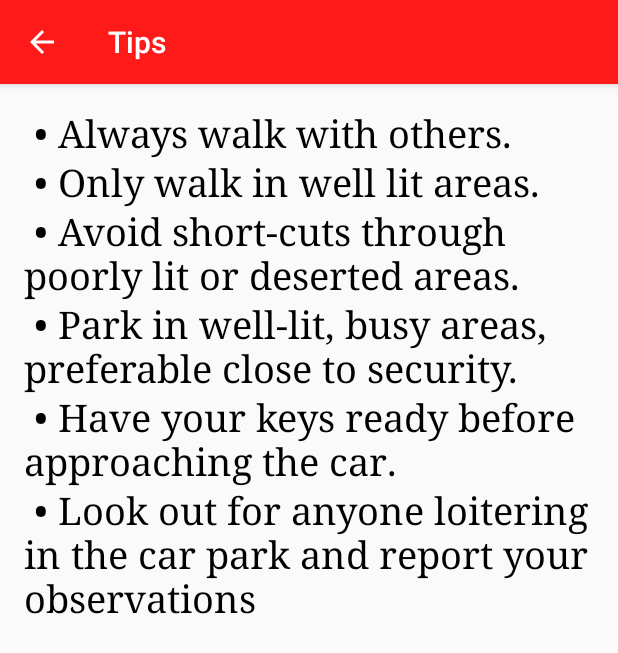
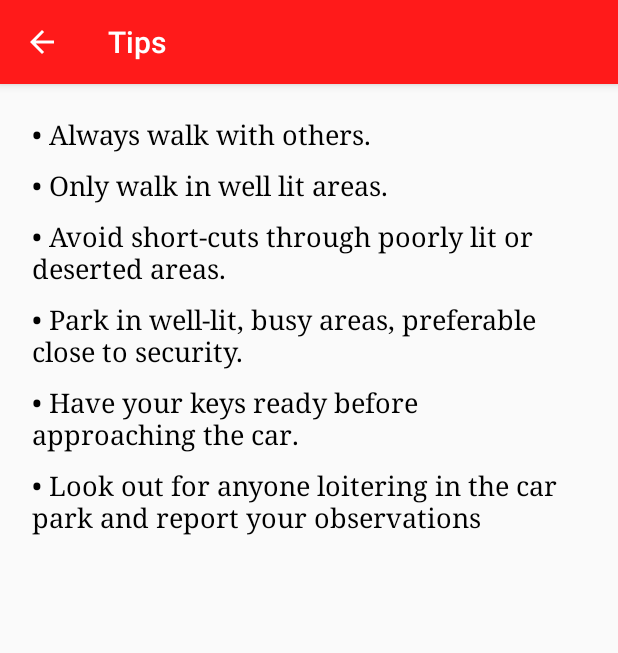
Before and after one commit to megan16/UserFrontend-project, an Android app: the TipsActivity screen opened directly, with no data from a screen before it, on a phone screen of 412 x 824 dp. Shown: the top 653 px of the screen. Run offline under Robolectric (Android 15) with nearby library versions, the phone set to English and light mode, and no system bars.

Commit message:
fixedBkBtn and tips text size
fixed on backpressed for those who actually have a backbutton

```diff
--- a/UWICommunity/app/src/main/java/com/example/megan/uwicommunity/EmergencyContact.java
+++ b/UWICommunity/app/src/main/java/com/example/megan/uwicommunity/EmergencyContact.java
@@ -76,9 +76,9 @@ public class EmergencyContact extends AppCompatActivity {
         // automatically handle clicks on the Home/Up button, so long
         // as you specify a parent activity in AndroidManifest.xml.
 
-        Intent intent=new Intent(getApplicationContext(),SafetyActivity.class);
-        startActivity(intent);
-        finish();
+        //Intent intent=new Intent(getApplicationContext(),SafetyActivity.class);
+        //startActivity(intent);
+        this.finish();
         return true;
     }
 
--- a/UWICommunity/app/src/main/java/com/example/megan/uwicommunity/EscortActivity.java
+++ b/UWICommunity/app/src/main/java/com/example/megan/uwicommunity/EscortActivity.java
@@ -203,9 +203,9 @@ public class EscortActivity extends AppCompatActivity  {
         // automatically handle clicks on the Home/Up button, so long
         // as you specify a parent activity in AndroidManifest.xml.
 
-        Intent intent=new Intent(getApplicationContext(),SafetyActivity.class);
-        startActivity(intent);
-        finish();
+        //Intent intent=new Intent(getApplicationContext(),SafetyActivity.class);
+        //startActivity(intent);
+        this.finish();
         return true;
 
        // return super.onOptionsItemSelected(item);
--- a/UWICommunity/app/src/main/res/layout/content_escort.xml
+++ b/UWICommunity/app/src/main/res/layout/content_escort.xml
@@ -110,7 +110,7 @@
             android:layout_width="wrap_content"
             android:layout_height="wrap_content"
             android:text="@string/wlkbddyBtn"
-            android:layout_marginBottom="50dp"
+            android:layout_marginBottom="75dp"
             android:layout_gravity="center_horizontal|bottom"
             android:background="@drawable/round_edges_button"
             android:padding="10dp"
--- a/UWICommunity/app/src/main/res/layout/list_rows.xml
+++ b/UWICommunity/app/src/main/res/layout/list_rows.xml
@@ -1,11 +1,12 @@
 <?xml version="1.0" encoding="utf-8"?>
 
-    <TextView xmlns:android="http://schemas.android.com/apk/res/android"
-        android:layout_width="match_parent"
-        android:layout_height="match_parent"
-        android:textSize="25dp"
-        android:typeface="serif"
-        android:textColor="#000000"
-
-        />
-<!-- TODO: add in some bullets as image view to text aligns better -->
+        <TextView xmlns:android="http://schemas.android.com/apk/res/android"
+            android:layout_width="match_parent"
+            android:layout_height="wrap_content"
+            android:textSize="18sp"
+            android:typeface="serif"
+            android:textColor="#000000"
+            android:padding="5dp"
+            android:layout_marginTop="5dp"
+            android:layout_marginBottom="5dp"
+            />
```
Also changed, not shown: UWICommunity/app/src/main/java/com/example/megan/uwicommunity/TipsActivity.java (+9 -9 lines), 1 other file.
